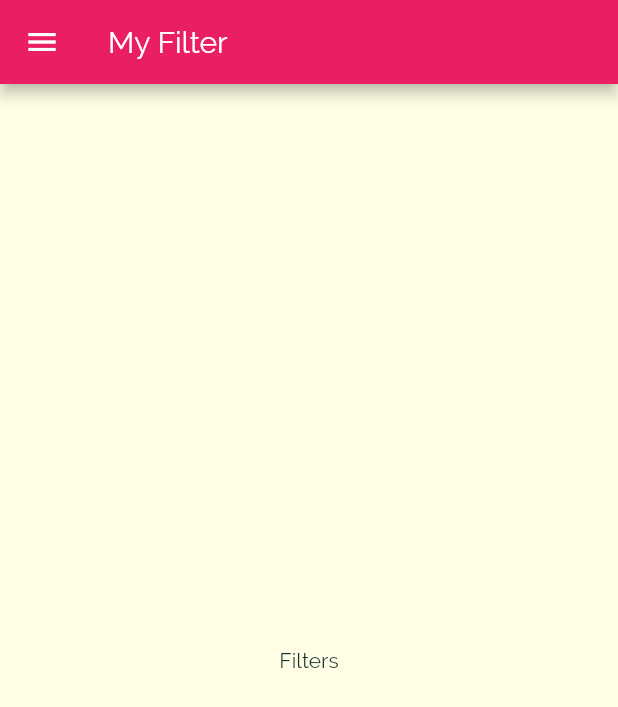
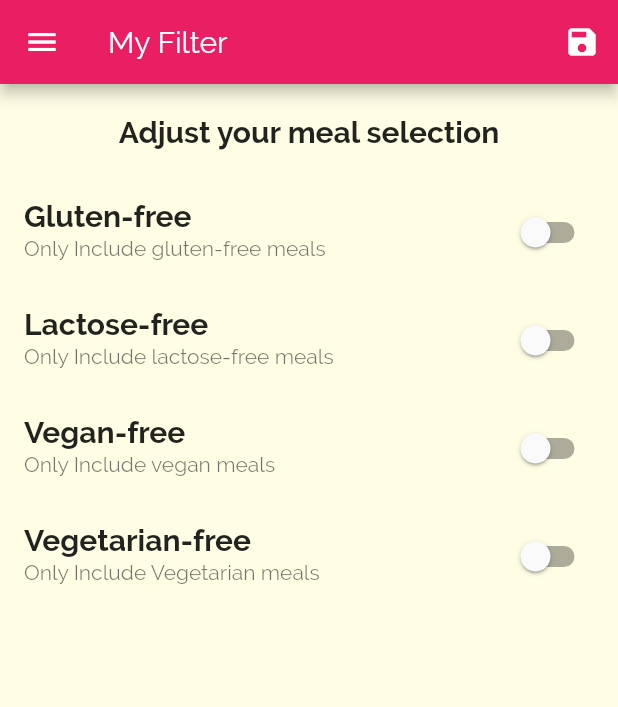
Before and after one commit to john-muinde/meals-flutter-app, a Flutter app: the FilterScreen screen opened by its route, on a phone screen of 412 x 824 dp. Shown: the top 707 px of the screen. Run offline on Flutter 3.47's test engine with Material 2 defaults, Android fonts, the phone set to English and light mode, and no system bars; missing offline and left inert: dart:ffi.

Commit message:
finished the filters screen

```diff
--- a/lib/main.dart
+++ b/lib/main.dart
@@ -1,5 +1,6 @@
 import 'package:flutter/material.dart';
-
+import 'package:meals_app/models/dummy_data.dart';
+import 'package:meals_app/models/meal.dart';
 
 import 'screens/categories_meals_screen.dart';
 import 'screens/categories_screen.dart';
@@ -9,7 +10,47 @@ import 'screens/tabs_screen_bottom.dart';
 
 void main() => runApp(MyApp());
 
-class MyApp extends StatelessWidget {
+//Navigator.of(context).pop(id)
+
+// Navigator.of(context).pushNamed('/').then((result){return result;})
+
+// The then gets called immediately after a page is popped and then the push named is called
+
+class MyApp extends StatefulWidget {
+  @override
+  State<MyApp> createState() => _MyAppState();
+}
+
+class _MyAppState extends State<MyApp> {
+  Map<String, bool> _filters = {
+    'gluten': false,
+    'lactose': false,
+    'vegan': false,
+    'vegetarian': false
+  };
+  List<Meal> _availableMeals = DUMMY_MEALS;
+
+  void _setFilters(Map<String, bool> filterData) {
+    setState(() {
+      _filters = filterData;
+      _availableMeals = DUMMY_MEALS.where((meal) {
+        if (_filters['gluten']! && !meal.isGlutenFree) {
+          return false;
+        }
+        if (_filters['lactose']! && !meal.isLactoseFree) {
+          return false;
+        }
+        if (_filters['vegan']! && !meal.isVegan) {
+          return false;
+        }
+        if (_filters['vegetarian']! && !meal.isVegetarian) {
+          return false;
+        }
+        return true;
+      }).toList();
+    });
+  }
+
   @override
   Widget build(BuildContext context) {
     return MaterialApp(
@@ -46,9 +87,11 @@ class MyApp extends StatelessWidget {
       // initialRoute: '/',
       routes: {
         '/': (context) => TabsScreen(),
-        CategoriesMealsScreen.routeName: (context) => CategoriesMealsScreen(),
+        CategoriesMealsScreen.routeName: (context) =>
+            CategoriesMealsScreen(_availableMeals),
         MealDetailScreen.routeName: (context) => MealDetailScreen(),
-        FilterScreen.routeName: (context) => FilterScreen()
+        FilterScreen.routeName: (context) =>
+            FilterScreen(saveFilters: _setFilters, currentFilters: _filters)
       },
       // onGenerateRoute: (settings) {
       //   if (settings.name == '/') {
--- a/lib/screens/filters_screen.dart
+++ b/lib/screens/filters_screen.dart
@@ -1,20 +1,123 @@
+import 'dart:ffi';
+
 import 'package:flutter/material.dart';
 import 'package:meals_app/widgets/main_drawer.dart';
 
-class FilterScreen extends StatelessWidget {
-  const FilterScreen({super.key});
+class FilterScreen extends StatefulWidget {
+  final Function saveFilters;
+  final Map<String, bool> currentFilters;
+  const FilterScreen(
+      {super.key, required this.saveFilters, required this.currentFilters});
 
   static const routeName = '/filters';
+
+  @override
+  State<FilterScreen> createState() => _FilterScreenState();
+}
+
+class _FilterScreenState extends State<FilterScreen> {
+  bool _glutenFree = false,
+      _vegetarian = false,
+      _vegan = false,
+      _lactoseFree = false;
+
+  @override
+  void initState() {
+    _glutenFree = widget.currentFilters['gluten']!;
+    _vegetarian = widget.currentFilters['vegetarian']!;
+    _vegan = widget.currentFilters['vegan']!;
+    _lactoseFree = widget.currentFilters['lactose']!;
+    super.initState();
+  }
+
+  Widget _buildSwitchListTile({type, subtitle, currentValue, updateValue}) {
+    return SwitchListTile(
+      title: Text(type),
+      value: currentValue,
+      onChanged: updateValue,
+      subtitle: Text(
+        subtitle,
+      ),
+    );
+  }
 
   @override
   Widget build(BuildContext context) {
     return Scaffold(
       appBar: AppBar(
         title: Text('My Filter'),
+        actions: [
+          IconButton(
+            onPressed: () {
+              final _filters = {
+                'gluten': _glutenFree,
+                'lactose': _lactoseFree,
+                'vegan': _vegan,
+                'vegetarian': _vegetarian
+              };
+              widget.saveFilters(_filters);
+            },
+            icon: Icon(Icons.save),
+          ),
+        ],
       ),
       drawer: MainDrawer(),
-      body: Center(
-        child: Text('Filters'),
+      body: Column(
+        children: [
+          Container(
+            padding: EdgeInsets.all(20),
+            child: Text(
+              'Adjust your meal selection',
+              style: Theme.of(context).textTheme.titleMedium,
+            ),
+          ),
+          Expanded(
+            child: ListView(
+              children: [
+                _buildSwitchListTile(
+                  currentValue: _glutenFree,
+                  subtitle: 'Only Include gluten-free meals',
+                  type: 'Gluten-free',
+                  updateValue: (newValue) {
+                    setState(() {
+                      _glutenFree = newValue;
+                    });
+                  },
+                ),
+                _buildSwitchListTile(
+                  currentValue: _lactoseFree,
+                  subtitle: 'Only Include lactose-free meals',
+                  type: 'Lactose-free',
+                  updateValue: (newValue) {
+                    setState(() {
+                      _lactoseFree = newValue;
+                    });
+                  },
+                ),
+                _buildSwitchListTile(
+                  currentValue: _vegan,
+                  subtitle: 'Only Include vegan meals',
+                  type: 'Vegan-free',
+                  updateValue: (newValue) {
+                    setState(() {
+                      _vegan = newValue;
+                    });
+                  },
+                ),
+                _buildSwitchListTile(
+                  currentValue: _vegetarian,
+                  subtitle: 'Only Include Vegetarian meals',
+                  type: 'Vegetarian-free',
+                  updateValue: (newValue) {
+                    setState(() {
+                      _vegetarian = newValue;
+                    });
+                  },
+                )
+              ],
+            ),
+          )
+        ],
       ),
     );
   }
```
Also changed, not shown: lib/screens/categories_meals_screen.dart (+10 -3 lines).
